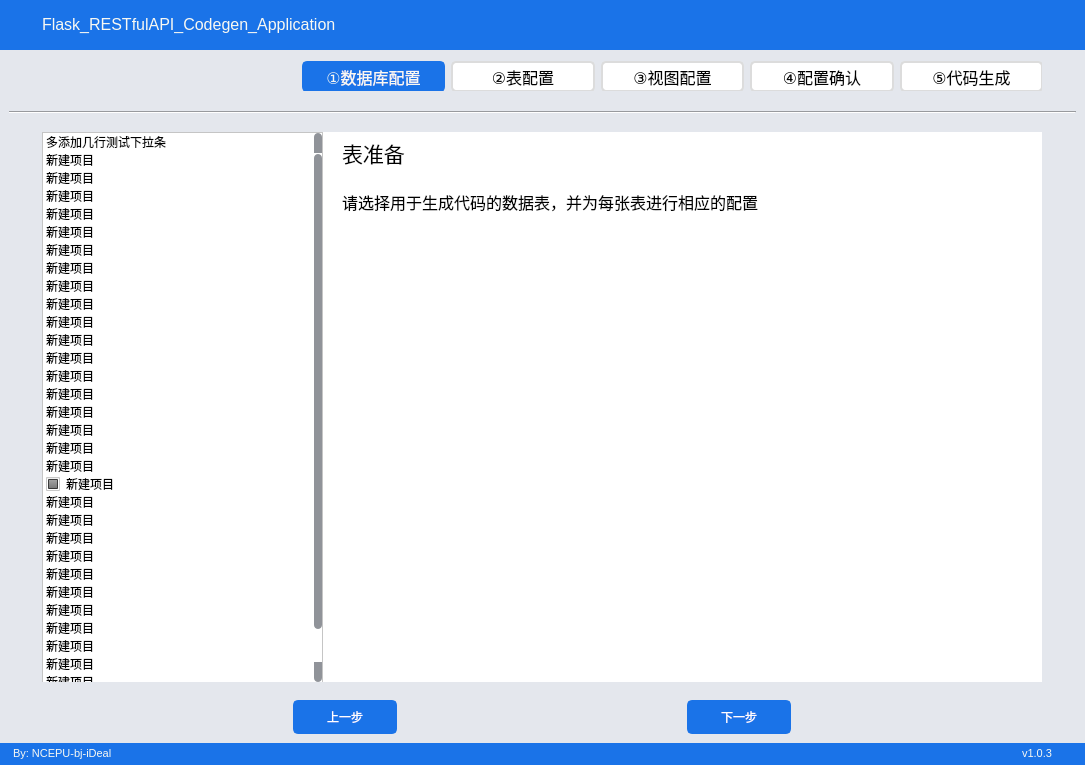
Old version of the form app/ui/MainWindow.ui in the repository ncepu-iDealStudio/Flask_RESTfulAPI_Codegen_Application.
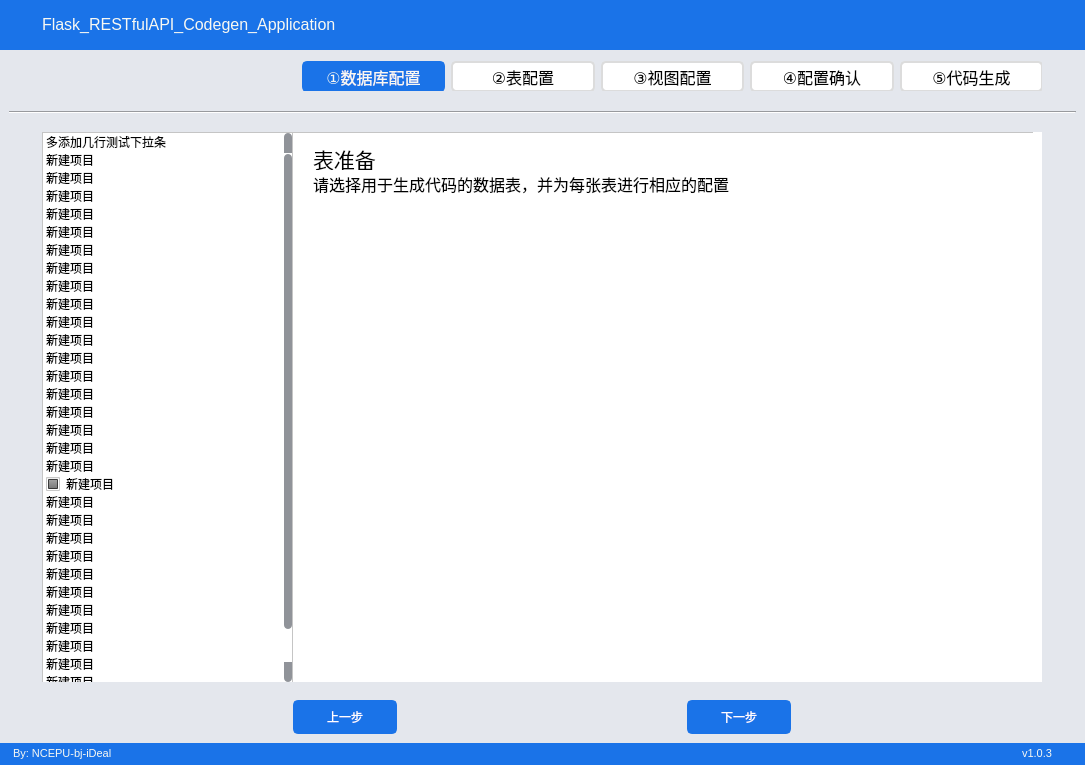
New version of the form. The open tabs and pages were chosen to show the change. Icons and pictures are not drawn.

```diff
--- a/app/ui/MainWindow.ui
+++ b/app/ui/MainWindow.ui
@@ -364,9 +364,9 @@
 
 QCheckBox::indicator {
     border: 1px solid #c0c4cc;
-	width: 12px;
-	height: 12px;
-	border-radius: 8px;
+	width: 14px;
+	height: 14px;
+	border-radius: 2px;
     background: transparent;
 }
 QCheckBox::indicator:hover {
@@ -1824,7 +1824,7 @@
             <rect>
              <x>0</x>
              <y>0</y>
-             <width>991</width>
+             <width>1000</width>
              <height>641</height>
             </rect>
            </property>
@@ -1839,7 +1839,7 @@
              <rect>
               <x>0</x>
               <y>0</y>
-              <width>991</width>
+              <width>1000</width>
               <height>641</height>
              </rect>
             </property>
@@ -1859,9 +1859,9 @@
             <widget class="QStackedWidget" name="stackedWidget_right">
              <property name="geometry">
               <rect>
-               <x>280</x>
+               <x>250</x>
                <y>0</y>
-               <width>711</width>
+               <width>741</width>
                <height>551</height>
               </rect>
              </property>
@@ -1872,15 +1872,36 @@
               <widget class="QWidget" name="verticalLayoutWidget_20">
                <property name="geometry">
                 <rect>
-                 <x>20</x>
+                 <x>0</x>
                  <y>0</y>
-                 <width>522</width>
-                 <height>91</height>
+                 <width>751</width>
+                 <height>551</height>
                 </rect>
                </property>
                <layout class="QVBoxLayout" name="verticalLayout_page1_7">
                 <item>
+                 <widget class="QScrollArea" name="scrollArea_7">
+                  <property name="widgetResizable">
+                   <bool>true</bool>
+                  </property>
+                  <widget class="QWidget" name="scrollAreaWidgetContents_5">
+                   <property name="geometry">
+                    <rect>
+                     <x>0</x>
+                     <y>0</y>
+                     <width>747</width>
+                     <height>547</height>
+                    </rect>
+                   </property>
                  <widget class="QLabel" name="label_15">
+                    <property name="geometry">
+                     <rect>
+                      <x>20</x>
+                      <y>10</y>
+                      <width>520</width>
+                      <height>27</height>
+                     </rect>
+                    </property>
                   <property name="font">
                    <font>
                     <family>Microsoft YaHei UI</family>
@@ -1896,13 +1917,21 @@
                    <string>&lt;html&gt;&lt;head/&gt;&lt;body&gt;&lt;p&gt;&lt;span style=&quot; font-size:16pt;&quot;&gt;表准备&lt;/span&gt;&lt;/p&gt;&lt;/body&gt;&lt;/html&gt;</string>
                   </property>
                  </widget>
-                </item>
-                <item>
                  <widget class="QLabel" name="label_18">
+                    <property name="geometry">
+                     <rect>
+                      <x>20</x>
+                      <y>40</y>
+                      <width>520</width>
+                      <height>21</height>
+                     </rect>
+                    </property>
                   <property name="text">
                    <string>请选择用于生成代码的数据表，并为每张表进行相应的配置</string>
                   </property>
                  </widget>
+                  </widget>
+                 </widget>
                 </item>
                </layout>
               </widget>
@@ -2148,7 +2177,7 @@
               <rect>
                <x>0</x>
                <y>0</y>
-               <width>281</width>
+               <width>251</width>
                <height>551</height>
               </rect>
              </property>
@@ -2199,6 +2228,7 @@
 	border:none;
     color: black;
 	background: transparent;
+	text-align:left;
 }
 
 QPushButton:pressed {	
@@ -2221,9 +2251,9 @@
 
 QCheckBox::indicator {
     border: 1px solid #c0c4cc;
-	width: 12px;
-	height: 12px;
-	border-radius: 8px;
+	width: 14px;
+	height: 14px;
+	border-radius: 2px;
     background: transparent;
 }
 QCheckBox::indicator:hover {
```
Left out of the diff: 83 changed lines with no effect on the pictures. Lines whose indentation alone changed are shown as unchanged.
